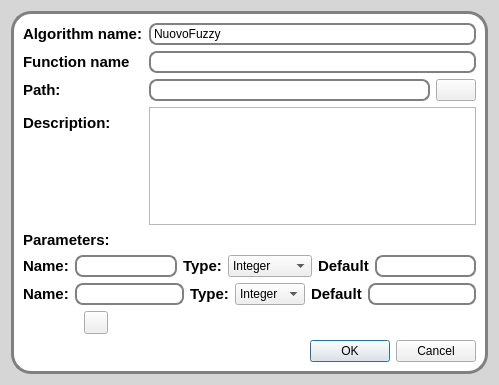
Above: src/romeo/view/dialogs/newalgorithmdialog.ui from AlbertoSimioni/Romeo before the change. Below: the same form after it.
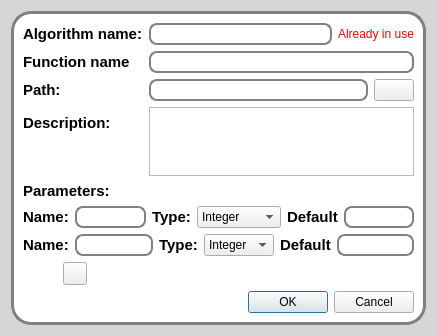
That is the form after the change. Icons and pictures are not drawn.

Patch:
```diff
--- a/src/romeo/view/dialogs/newalgorithmdialog.ui
+++ b/src/romeo/view/dialogs/newalgorithmdialog.ui
@@ -6,8 +6,8 @@
    <rect>
     <x>0</x>
     <y>0</y>
-    <width>499</width>
-    <height>385</height>
+    <width>437</width>
+    <height>336</height>
    </rect>
   </property>
   <property name="minimumSize">
@@ -52,6 +52,9 @@
      <layout class="QVBoxLayout" name="verticalLayout_2">
       <item>
        <layout class="QFormLayout" name="formLayout">
+        <property name="fieldGrowthPolicy">
+         <enum>QFormLayout::AllNonFixedFieldsGrow</enum>
+        </property>
         <item row="0" column="0">
          <widget class="QLabel" name="label">
           <property name="text">
@@ -60,12 +63,33 @@
          </widget>
         </item>
         <item row="0" column="1">
-         <widget class="QLineEdit" name="algorithmLineEdit">
+         <layout class="QHBoxLayout" name="horizontalLayout_5">
+          <item>
+           <widget class="QLineEdit" name="algorithmLineEdit">
+            <property name="text">
+             <string/>
+            </property>
+           </widget>
+          </item>
+          <item>
+           <widget class="QLabel" name="errorLabel">
+            <property name="text">
+             <string>&lt;html&gt;&lt;head/&gt;&lt;body&gt;&lt;p&gt;&lt;span style=&quot; font-size:9pt; font-weight:400; color:#ff0000;&quot;&gt;Already in use&lt;/span&gt;&lt;/p&gt;&lt;/body&gt;&lt;/html&gt;</string>
+            </property>
+           </widget>
+          </item>
+         </layout>
+        </item>
+        <item row="1" column="0">
+         <widget class="QLabel" name="label_11">
           <property name="text">
-           <string>NuovoFuzzy</string>
+           <string>Function name</string>
           </property>
          </widget>
         </item>
+        <item row="1" column="1">
+         <widget class="QLineEdit" name="functionName"/>
+        </item>
         <item row="2" column="0">
          <widget class="QLabel" name="label_6">
           <property name="text">
@@ -105,25 +129,15 @@
           </item>
          </layout>
         </item>
-        <item row="4" column="0">
+        <item row="3" column="0">
          <widget class="QLabel" name="label_7">
           <property name="text">
            <string>Description:</string>
           </property>
          </widget>
         </item>
-        <item row="4" column="1">
-         <widget class="QPlainTextEdit" name="descrptionText"/>
-        </item>
-        <item row="1" column="0">
-         <widget class="QLabel" name="label_11">
-          <property name="text">
-           <string>Function name</string>
-          </property>
-         </widget>
-        </item>
-        <item row="1" column="1">
-         <widget class="QLineEdit" name="functionName"/>
+        <item row="3" column="1">
+         <widget class="QPlainTextEdit" name="descriptionText"/>
         </item>
        </layout>
       </item>
@@ -237,7 +251,7 @@
          </layout>
         </item>
         <item>
-         <layout class="QHBoxLayout" name="horizontalLayout_4" stretch="1,0,6">
+         <layout class="QHBoxLayout" name="horizontalLayout_4" stretch="0,0,1">
           <item>
            <spacer name="horizontalSpacer">
             <property name="orientation">
@@ -277,7 +291,7 @@
        </layout>
       </item>
       <item>
-       <widget class="QDialogButtonBox" name="buttonBox">
+       <widget class="QDialogButtonBox" name="okCancel">
         <property name="orientation">
          <enum>Qt::Horizontal</enum>
         </property>
```
